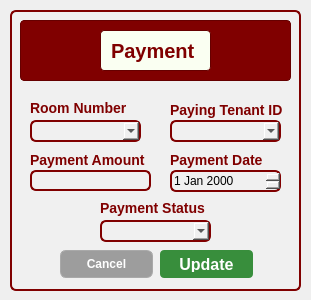
Above: CCC151-Group--BH-Management-System/UI_Files/EditPayment.ui from Kris2103/CCC151-Group--BH-Management-System before the change. Below: the same form after it.
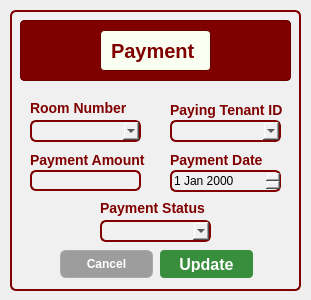
That is the form after the change.

What changed in the file:
```diff
--- a/CCC151-Group--BH-Management-System/UI_Files/EditPayment.ui
+++ b/CCC151-Group--BH-Management-System/UI_Files/EditPayment.ui
@@ -114,7 +114,7 @@
      <rect>
       <x>20</x>
       <y>160</y>
-      <width>121</width>
+      <width>111</width>
       <height>21</height>
      </rect>
     </property>
```
